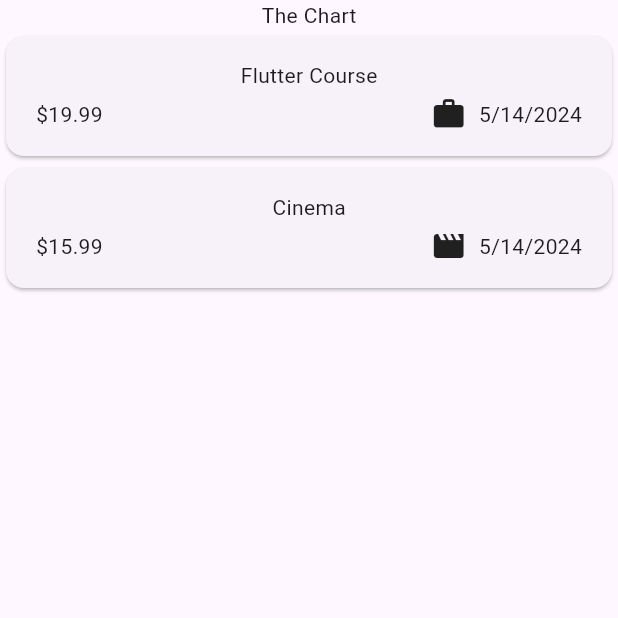
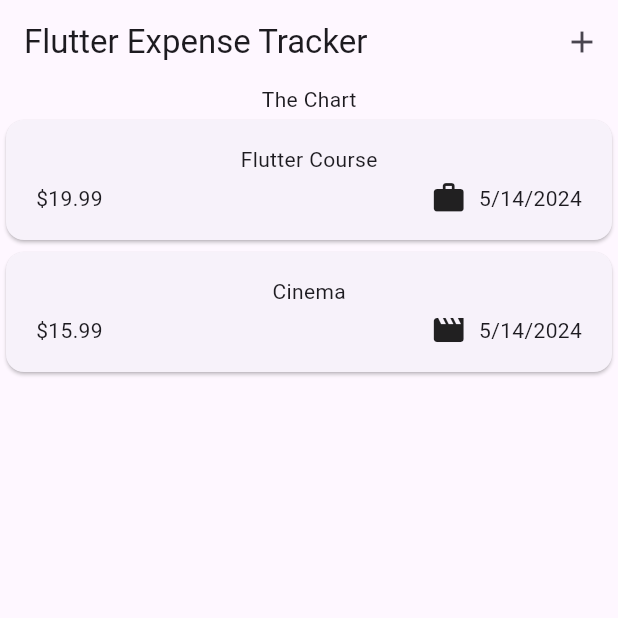
Before and after one commit to its-cess/flutter_expenses, a Flutter app: the screen it shows after launch, on a phone screen of 412 x 824 dp, the top half of it. Run offline on Flutter 3.47's test engine with Material 3 defaults, Android fonts, the phone set to English and light mode, and no system bars.

Commit message:
add app bar and modal overlay

```diff
--- a/lib/widgets/expenses.dart
+++ b/lib/widgets/expenses.dart
@@ -25,14 +25,30 @@ class _ExpensesState extends State<Expenses> {
         category: Category.leisure)
   ];
 
+  void _openAddExpenseOverlay() {
+    showModalBottomSheet(
+      context: context,
+      builder: (ctx) => const Text('Modal bottom sheet'),
+    );
+  }
+
   @override
   Widget build(BuildContext context) {
-    return Scaffold(
-      body: Column(
-        children: [
-          const Text('The Chart'),
-          Expanded(child: ExpensesList(expenses: _registeredExpenses))
-        ],
+    return SafeArea(
+      child: Scaffold(
+        appBar: AppBar(
+          title: const Text('Flutter Expense Tracker'),
+          actions: [
+            IconButton(
+                onPressed: _openAddExpenseOverlay, icon: const Icon(Icons.add)),
+          ],
+        ),
+        body: Column(
+          children: [
+            const Text('The Chart'),
+            Expanded(child: ExpensesList(expenses: _registeredExpenses))
+          ],
+        ),
       ),
     );
   }
```
